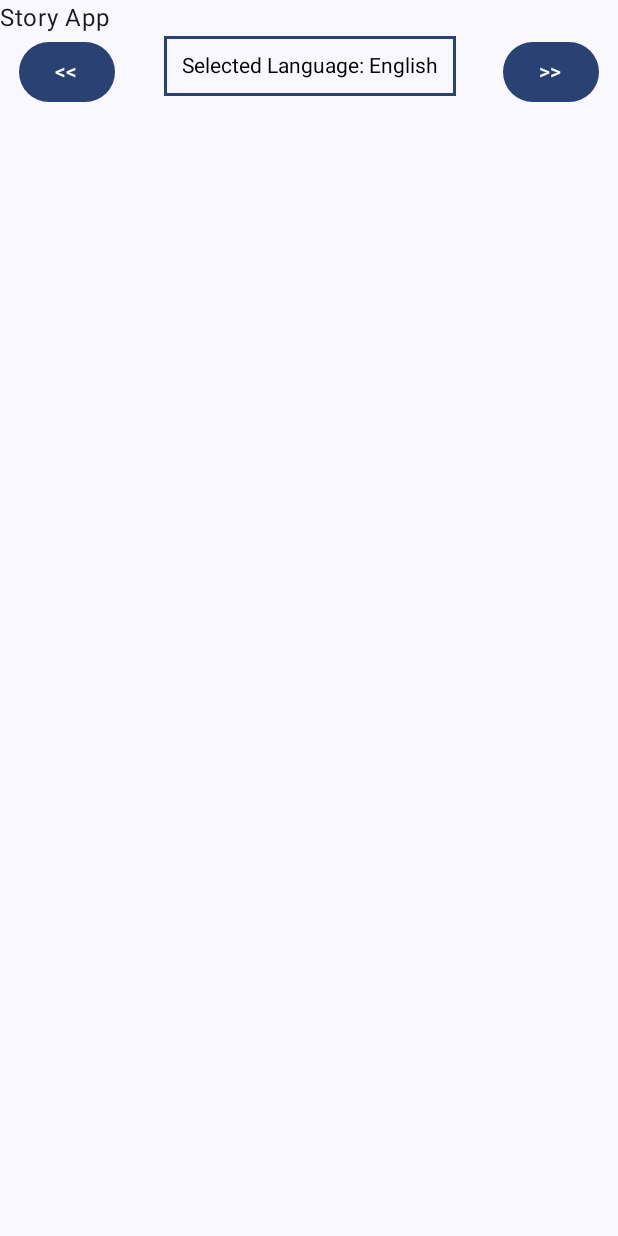
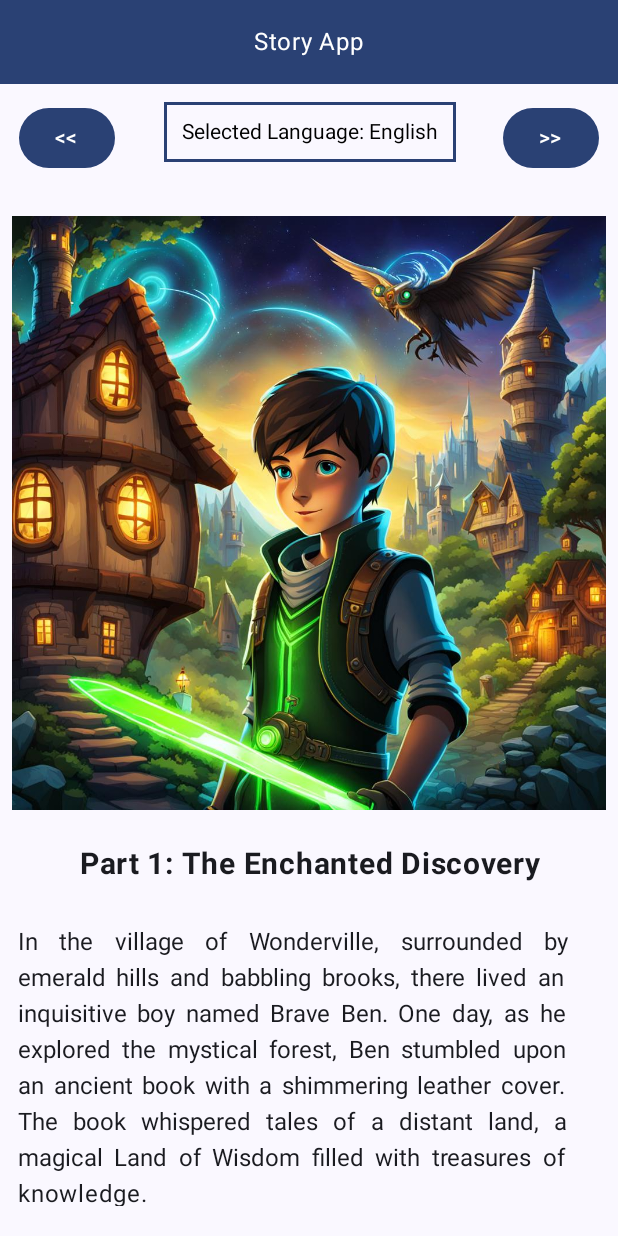
Before and after one commit to TheAttentionSeeker5050/interactive-story-app, an Android app built with Jetpack Compose: the screen it shows after launch (MainActivity), on a phone screen of 412 x 824 dp. Run offline under Robolectric (Android 15) with nearby library versions, the phone set to English and light mode, and no system bars.

Commit message:
finished the layout

```diff
--- a/app/src/main/java/com/example/specialtopicsandroidappinteractivestory/MainActivity.kt
+++ b/app/src/main/java/com/example/specialtopicsandroidappinteractivestory/MainActivity.kt
@@ -1,8 +1,10 @@
 package com.example.specialtopicsandroidappinteractivestory
 
+import android.net.http.HeaderBlock
 import android.os.Bundle
 import androidx.activity.ComponentActivity
 import androidx.activity.compose.setContent
+import androidx.compose.foundation.Image
 import androidx.compose.foundation.background
 import androidx.compose.foundation.border
 import androidx.compose.foundation.layout.Arrangement
@@ -14,6 +16,7 @@ import androidx.compose.foundation.layout.fillMaxSize
 import androidx.compose.foundation.layout.fillMaxWidth
 import androidx.compose.foundation.layout.padding
 import androidx.compose.foundation.layout.size
+import androidx.compose.foundation.layout.width
 import androidx.compose.foundation.layout.wrapContentSize
 import androidx.compose.foundation.shape.CircleShape
 import androidx.compose.foundation.text.ClickableText
@@ -35,11 +38,16 @@ import androidx.compose.ui.Modifier
 import androidx.compose.ui.graphics.Color
 import androidx.compose.ui.graphics.RectangleShape
 import androidx.compose.ui.graphics.Shape
+import androidx.compose.ui.res.painterResource
+import androidx.compose.ui.res.stringResource
 import androidx.compose.ui.text.AnnotatedString
+import androidx.compose.ui.text.font.FontWeight
+import androidx.compose.ui.text.style.TextAlign
 import androidx.compose.ui.tooling.preview.Preview
 import androidx.compose.ui.unit.dp
 import androidx.compose.ui.unit.sp
 import com.example.specialtopicsandroidappinteractivestory.ui.theme.SpecialTopicsAndroidAppInteractiveStoryTheme
+import org.intellij.lang.annotations.JdkConstants.HorizontalAlignment
 
 class MainActivity : ComponentActivity() {
     override fun onCreate(savedInstanceState: Bundle?) {
@@ -48,6 +56,7 @@ class MainActivity : ComponentActivity() {
             SpecialTopicsAndroidAppInteractiveStoryTheme {
                 // A surface container using the 'background' color from the theme
                 Surface(modifier = Modifier.fillMaxSize(), color = MaterialTheme.colorScheme.background) {
+
                     StoryApp()
                 }
             }
@@ -56,20 +65,33 @@ class MainActivity : ComponentActivity() {
 }
 
 @Composable
-fun StoryApp(modifier: Modifier = Modifier) {
+fun StoryApp(modifier: Modifier = Modifier.fillMaxWidth()) {
 
+    // these are the state handlers for our app
+    // these mutate on ui interactions or background processes
     var currentStoryChapter by remember { mutableIntStateOf(1) }
-    var storyLanguage by remember { mutableStateOf("English") }
+    var storyLanguage by remember { mutableStateOf("Selected Language: English") }
+//    var context by remember { mutableStateOf("Selected Language: English") }
+
 
     Column (
 
     ) {
-        Row {
-            Text(text = "Story App")
+        Row (
+            horizontalArrangement = Arrangement.Center,
+            modifier = modifier
+                .fillMaxWidth()
+                .background(color = MaterialTheme.colorScheme.primary)
+
+        ) {
+//            Text(text = "Story App")
+            AppHeader()
         }
+
         Row (
             modifier = Modifier
                 .fillMaxWidth()
+                .padding(0.dp, 12.dp)
             ,
             horizontalArrangement = Arrangement.SpaceAround
         ) {
@@ -78,19 +100,53 @@ fun StoryApp(modifier: Modifier = Modifier) {
             }
 
 //        the buttons section
-            NavigationButtons()
+            NavigationButtons(
+                storyLanguage = storyLanguage,
+                onStoryLanguageChange = { newLanguage -> storyLanguage = newLanguage }, // it is a generic implicit default value,
+                // meaning we can use it to set the new value anon function values like (String) -> Unit
+            )
 
             Button(onClick = { /*TODO*/ }) {
                 Text(text = ">>")
             }
         }
+        Row {
+            ImageDisplayComponent()
+        }
+
+        Row (modifier = modifier) {
+            StoryContentComponent(modifier = modifier)
+        }
     }
 }
 
+// the header title component
 @Composable
-fun NavigationButtons() {
+fun AppHeader(
+    modifier: Modifier = Modifier
+) {
+        Text(
+            text = stringResource(id = R.string.app_name),
+            modifier = modifier.padding(16.dp),
+            color = Color.White
+            )
+}
+
+@Composable
+fun NavigationButtons(
+    storyLanguage: String,
+    onStoryLanguageChange: (String) -> Unit,
+    modifier: Modifier = Modifier
+) {
+
     var expanded by remember { mutableStateOf(false) }
-    var context by remember { mutableStateOf("Selected Language: English") }
+    // instead of defining the selected language inside the component,
+    // we will implement what is called state hoisting,
+    // meaning lifting the state variable and mutator at a higher level composable
+    // so other components can make use of it, such as the story container
+//    var context by remember { mutableStateOf(value) } // this is not
+    // used anymore
+
 
     Column (
         horizontalAlignment = Alignment.CenterHorizontally,
@@ -99,17 +155,18 @@ fun NavigationButtons() {
     ) {
 
 
+        // this will display the current state and expand the
+        // dropdown when clicked
         ClickableText(
-            text = AnnotatedString(context),
+            text = AnnotatedString(storyLanguage),
             onClick = { expanded = !expanded },
             modifier = Modifier
                 .border(2.dp, MaterialTheme.colorScheme.primary, RectangleShape)
                 .padding(12.dp)
+        )
 
-            ,
-
-            )
-
+        // these are the dropdown menu options that will change the state
+        // of the language when we select a nrw
         DropdownMenu(
             expanded = expanded,
             onDismissRequest = { expanded = false }
@@ -117,20 +174,67 @@ fun NavigationButtons() {
             DropdownMenuItem(
                 text = { Text("English") },
                 onClick = {
-                    context = "Selected Language: English"
+                    onStoryLanguageChange("Selected Language: French")
                     expanded = false
                 }
             )
             DropdownMenuItem(
                 text = { Text("French") },
                 onClick = {
-                    context = "Selected Language: French"
+                    onStoryLanguageChange("Selected Language: French")
                     expanded = false
                 }
             )
         }
     }
 }
+
+// we are going to create 2 more components: one for displaying the image of
+// the story, and one for displaying the paragraph
+@Composable
+fun ImageDisplayComponent(
+    modifier: Modifier = Modifier
+        .fillMaxWidth()
+        .padding(8.dp, 16.dp)
+) {
+
+    // this image container receives a mutable drawable state that
+    // will change the image accordingly to the state of the current page
+    // change
+    Box(modifier = modifier) {
+        Image(
+            painter = painterResource(id = R.drawable.story_part_1_image), // this will
+            // be replaced my mutanble states
+            contentDescription = "Story Image"
+        )
+    }
+}
+
+@Composable
+fun StoryContentComponent(
+    modifier: Modifier = Modifier
+) {
+
+    Column (
+        modifier = modifier.fillMaxWidth()
+    ) {
+        Text(
+            text = stringResource(id = R.string.story_part_1_title),
+            fontSize = 20.sp,
+            fontWeight = FontWeight.Bold,
+            textAlign = TextAlign.Center,
+            modifier = modifier.padding(12.dp, 8.dp)
+        )
+        Text(
+            text = stringResource(id = R.string.story_part_1_content),
+            fontSize = 16.sp,
+//            fontWeight = FontWeight.Bold,
+            textAlign = TextAlign.Justify,
+            modifier = modifier.padding(12.dp, 20.dp)
+        )
+    }
+}
+
 
 
 @Preview(showBackground = true)
--- a/app/src/main/res/values/strings.xml
+++ b/app/src/main/res/values/strings.xml
@@ -1,5 +1,5 @@
 <resources>
-    <string name="app_name">Special Topics Android App Interactive Story</string>
+    <string name="app_name">Story App</string>
 
 <!--    the main story title -->
     <string name="story_title">The Curious Quest of Brave Ben</string>
@@ -18,4 +18,7 @@
     <string name="story_part_5_content">The sage gifted Ben a magical book, its pages containing answers to all his questions. Armed with newfound knowledge, Ben descended the mountain, returning to Wonderville. He shared the wisdom, and the village transformed into a center of learning and discovery.</string>
     <string name="story_part_6_content">In Wonderville, the once medieval village sparkled with shiny artifacts brought by Ben from the Land of Wisdom. Gears and mystical crystals adorned buildings, blending medieval charm with futuristic allure. The villagers embraced this fusion of old and new, thankful for Ben\'s courage and determination that ushered in a shiny renaissance to their lives. And so, the tale of Brave Ben continued, a timeless story of the pursuit of knowledge.</string>
 
+<!--    selected language labels -->
+    <string name="selected_language_english">Selected Language: English</string>
+    <string name="selected_language_french">Selected Language: French</string>
 </resources>
```
